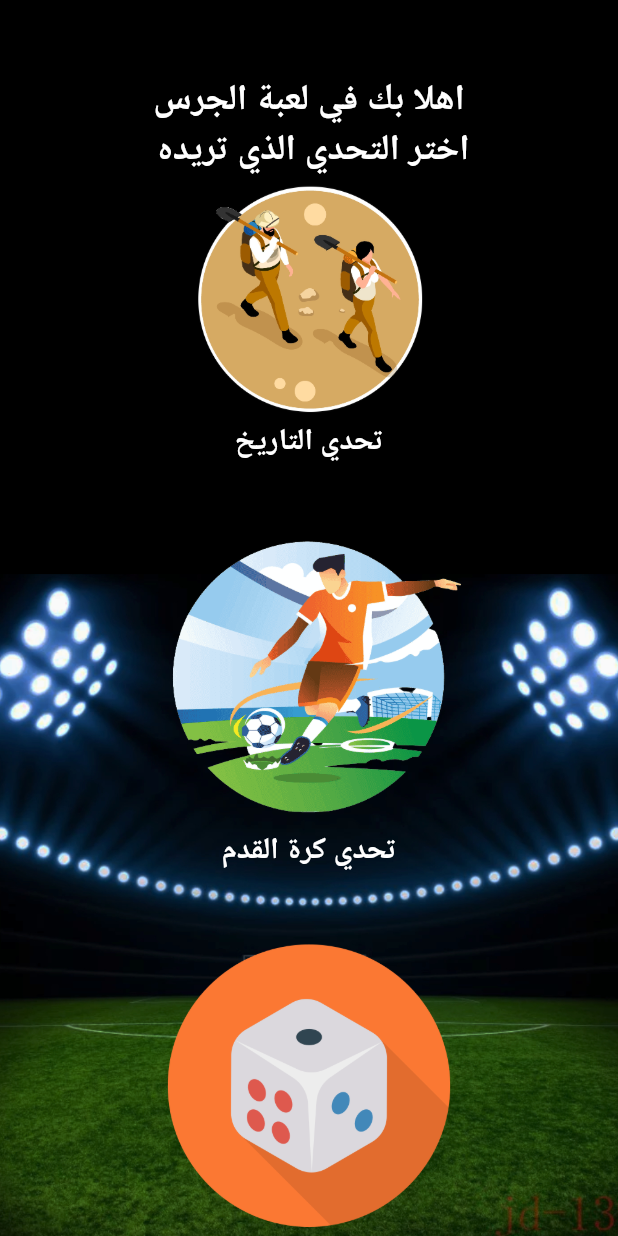
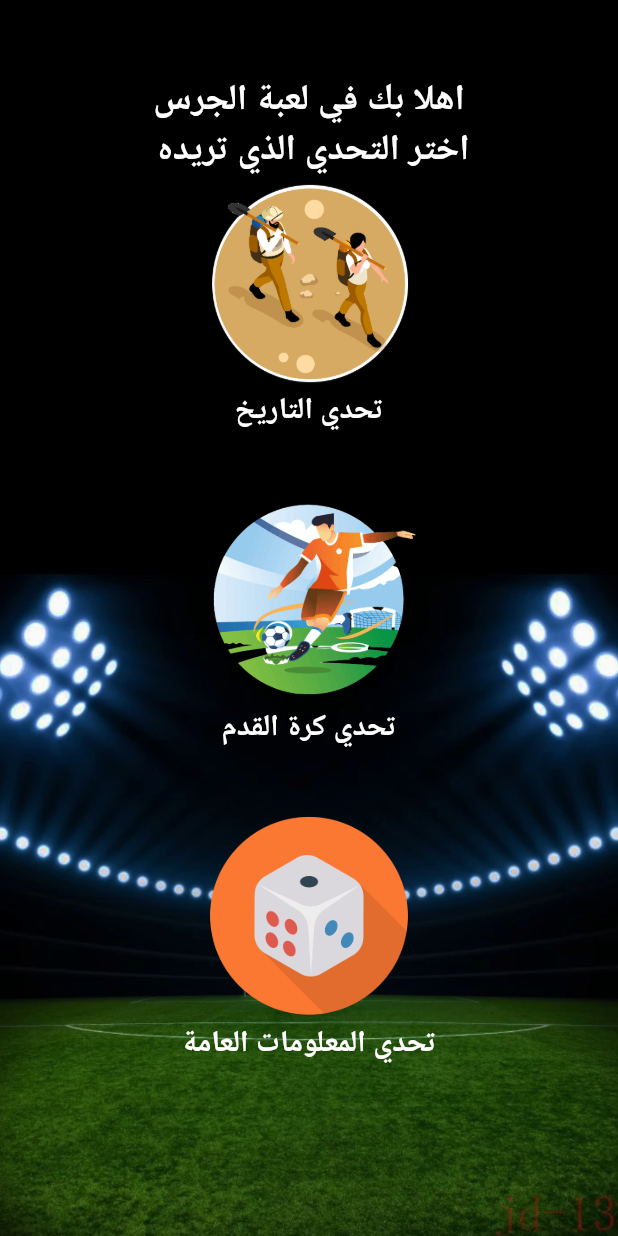
Before and after one commit to mahmodfaqeeh7/jaras, a Flutter app: the screen it shows after launch, on a phone screen of 412 x 824 dp. Run offline on Flutter 3.47's test engine with Material 2 defaults, Android fonts, the phone set to English and light mode, and no system bars; missing offline and left inert: quiz_view.

Commit message:
ver1edit1

```diff
--- a/lib/screens/genscreen.dart
+++ b/lib/screens/genscreen.dart
@@ -110,7 +110,7 @@ class _genscreenState extends State<genscreen> {
     );
 
     return Scaffold(
-      body: Stack(
+      body: qustions.isEmpty ? Center(child : CircularProgressIndicator() ):Stack(
 
           children: <Widget>[
             Column(
@@ -154,7 +154,7 @@ class _genscreenState extends State<genscreen> {
                               ],
                             ),
                             child: Center(child : Text("${qustions[qindex]["qstring"]}" , style:
-                            TextStyle(fontSize: MediaQuery.of(context).size.width / 20  ,fontWeight: FontWeight.bold ,color: Colors.white ),textAlign: TextAlign.center,),
+                            TextStyle(fontSize:  20  ,fontWeight: FontWeight.bold ,color: Colors.white ),textAlign: TextAlign.center,),
                             ),
                           )
                         ],
@@ -199,7 +199,7 @@ class _genscreenState extends State<genscreen> {
                           ],
                         ),
                         child: Center(child : Text("${qustions[qindex]["qstring"]}" , style:
-                        TextStyle(fontSize: MediaQuery.of(context).size.width / 20 ,fontWeight: FontWeight.bold ,color: Colors.white ),textAlign: TextAlign.center,),
+                        TextStyle(fontSize:  20 ,fontWeight: FontWeight.bold ,color: Colors.white ),textAlign: TextAlign.center,),
                         ),
                       )
 
--- a/lib/screens/histscreen.dart
+++ b/lib/screens/histscreen.dart
@@ -110,7 +110,7 @@ class _histscreenState extends State<histscreen> {
     );
 
     return Scaffold(
-      body: Stack(
+      body: qustions.isEmpty ? Center(child : CircularProgressIndicator() ):Stack(
 
           children: <Widget>[
             Column(
@@ -154,7 +154,7 @@ class _histscreenState extends State<histscreen> {
                               ],
                             ),
                             child: Center(child : Text("${qustions[qindex]["qstring"]}" , style:
-                            TextStyle(fontSize: MediaQuery.of(context).size.width / 20  ,fontWeight: FontWeight.bold ,color: Colors.white ),textAlign: TextAlign.center,),
+                            TextStyle(fontSize: 20  ,fontWeight: FontWeight.bold ,color: Colors.white ),textAlign: TextAlign.center,),
                             ),
                           )
                         ],
@@ -199,7 +199,7 @@ class _histscreenState extends State<histscreen> {
                           ],
                         ),
                         child: Center(child : Text("${qustions[qindex]["qstring"]}" , style:
-                        TextStyle(fontSize: MediaQuery.of(context).size.width / 20  ,fontWeight: FontWeight.bold ,color: Colors.white ),textAlign: TextAlign.center,),
+                        TextStyle(fontSize: 20  ,fontWeight: FontWeight.bold ,color: Colors.white ),textAlign: TextAlign.center,),
                         ),
                       )
 
--- a/lib/screens/startscreen.dart
+++ b/lib/screens/startscreen.dart
@@ -141,8 +141,8 @@ class _StartscreenState extends State<Startscreen> {
                     },
                     child: Column(children: [
                       Image.asset("assets/images/histvector.png",
-                        height: MediaQuery.of(context).size.width * 0.4
-                        ,width: MediaQuery.of(context).size.width * 0.4,),
+                        height: MediaQuery.of(context).size.width * 0.35
+                        ,width: MediaQuery.of(context).size.width * 0.35,),
                       Center(child :Text("تحدي التاريخ" , style:
                       TextStyle(fontSize: 20 ,fontWeight: FontWeight.bold ,color: Colors.white ),
                         textAlign: TextAlign.center,),)
@@ -160,8 +160,8 @@ class _StartscreenState extends State<Startscreen> {
                     },
                     child: Column(children: [
                       Image.asset("assets/images/footvector.png",
-                        height: MediaQuery.of(context).size.width * 0.5
-                        ,width: MediaQuery.of(context).size.width * 0.5,),
+                        height: MediaQuery.of(context).size.width * 0.35
+                        ,width: MediaQuery.of(context).size.width * 0.35,),
                       Center(child :Text("تحدي كرة القدم" , style:
                       TextStyle(fontSize: 20 ,fontWeight: FontWeight.bold ,color: Colors.white ),
                         textAlign: TextAlign.center,),)
@@ -179,9 +179,9 @@ class _StartscreenState extends State<Startscreen> {
                     },
                     child:  Column(children: [
                       Image.asset("assets/images/filmvector.png",
-                        height: MediaQuery.of(context).size.width * 0.5
-                        ,width: MediaQuery.of(context).size.width * 0.5,),
-                      Center(child :Text("تحدي الأفلام" , style:
+                        height: MediaQuery.of(context).size.width * 0.35
+                        ,width: MediaQuery.of(context).size.width * 0.35,),
+                      Center(child :Text("تحدي المعلومات العامة" , style:
                       TextStyle(fontSize: 20 ,fontWeight: FontWeight.bold ,color: Colors.white ),
                         textAlign: TextAlign.center,),)
                     ],)
```
Also changed, not shown: lib/screens/footscreen.dart (+10 -7 lines).
